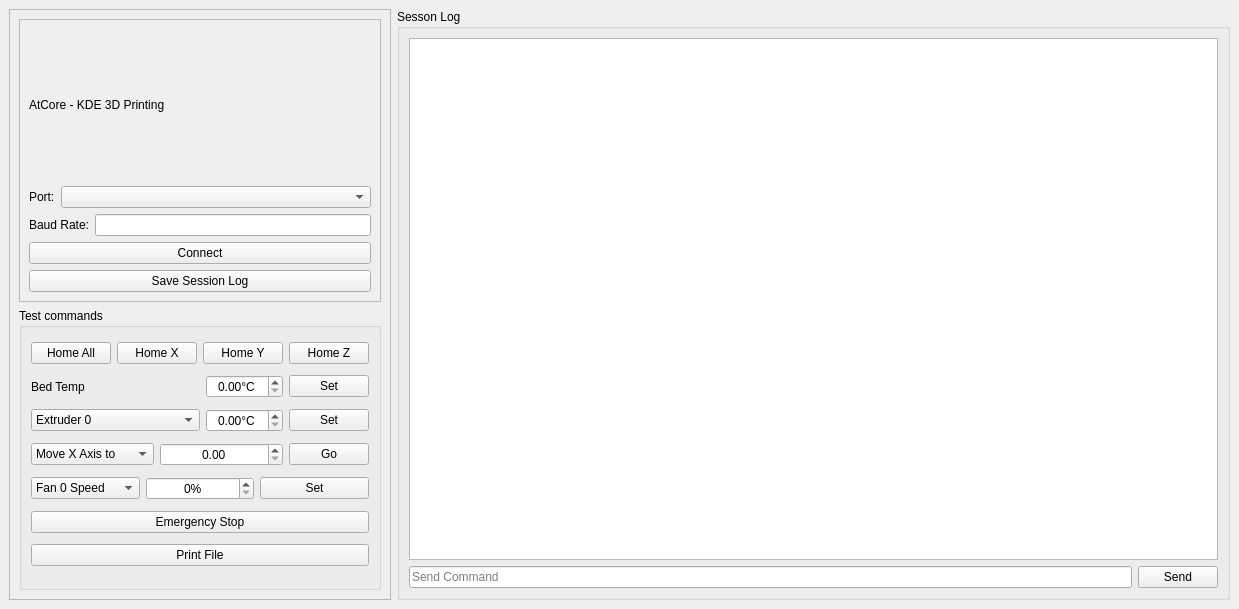
Above: testclient/mainwindow.ui from KDE/atcore before the change. Below: the same form after it.
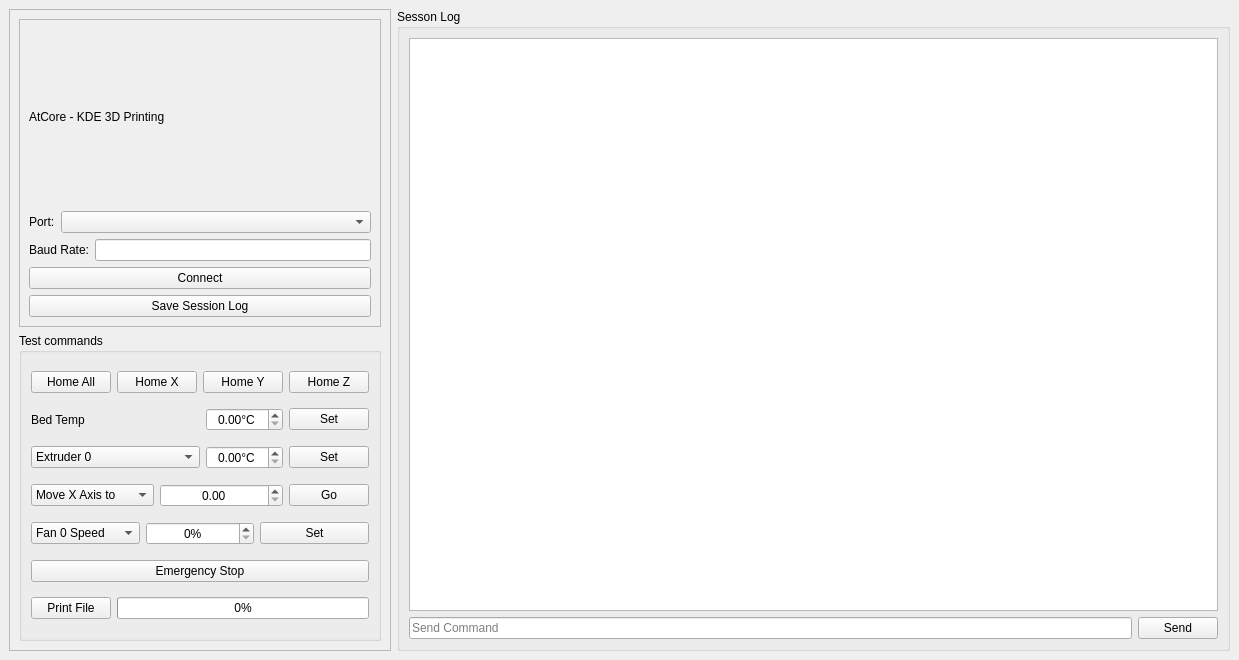
That is the form after the change. Icons and pictures are not drawn.

The edit to the form file:
```diff
--- a/testclient/mainwindow.ui
+++ b/testclient/mainwindow.ui
@@ -7,7 +7,7 @@
     <x>0</x>
     <y>0</y>
     <width>1239</width>
-    <height>609</height>
+    <height>660</height>
    </rect>
   </property>
   <property name="windowTitle">
@@ -372,6 +372,16 @@
               </property>
              </widget>
             </item>
+            <item>
+             <widget class="QProgressBar" name="printingProgress">
+              <property name="enabled">
+               <bool>true</bool>
+              </property>
+              <property name="value">
+               <number>0</number>
+              </property>
+             </widget>
+            </item>
            </layout>
           </item>
          </layout>
```
Left out of the diff: 2 changed lines with no effect on the pictures.
